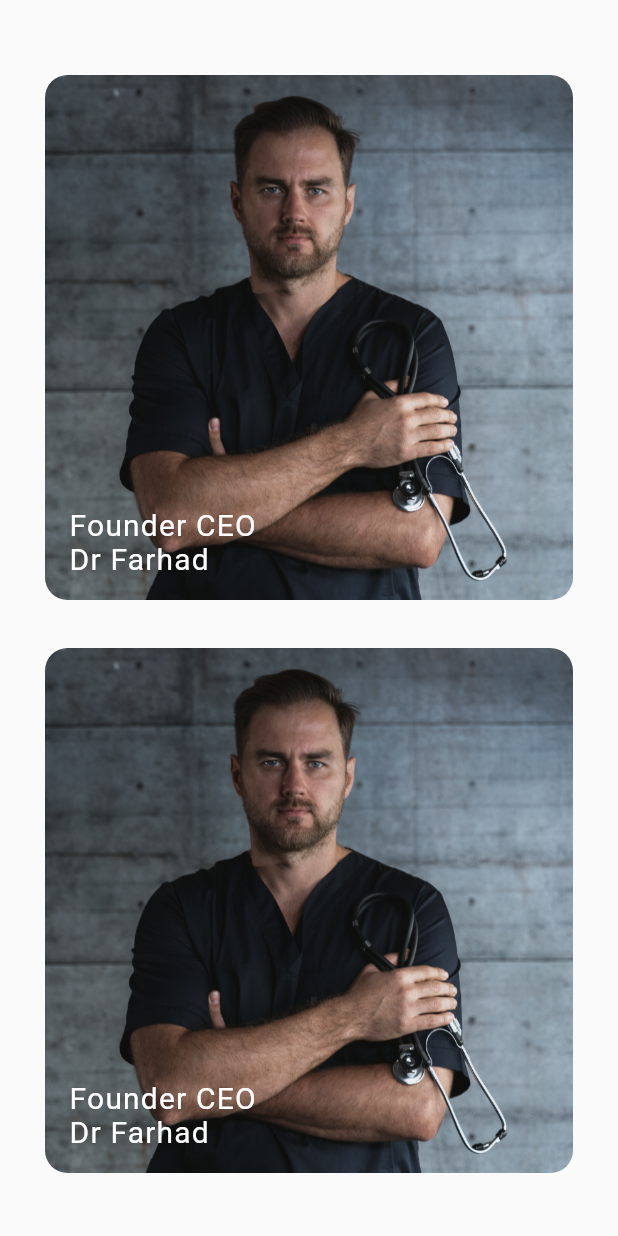
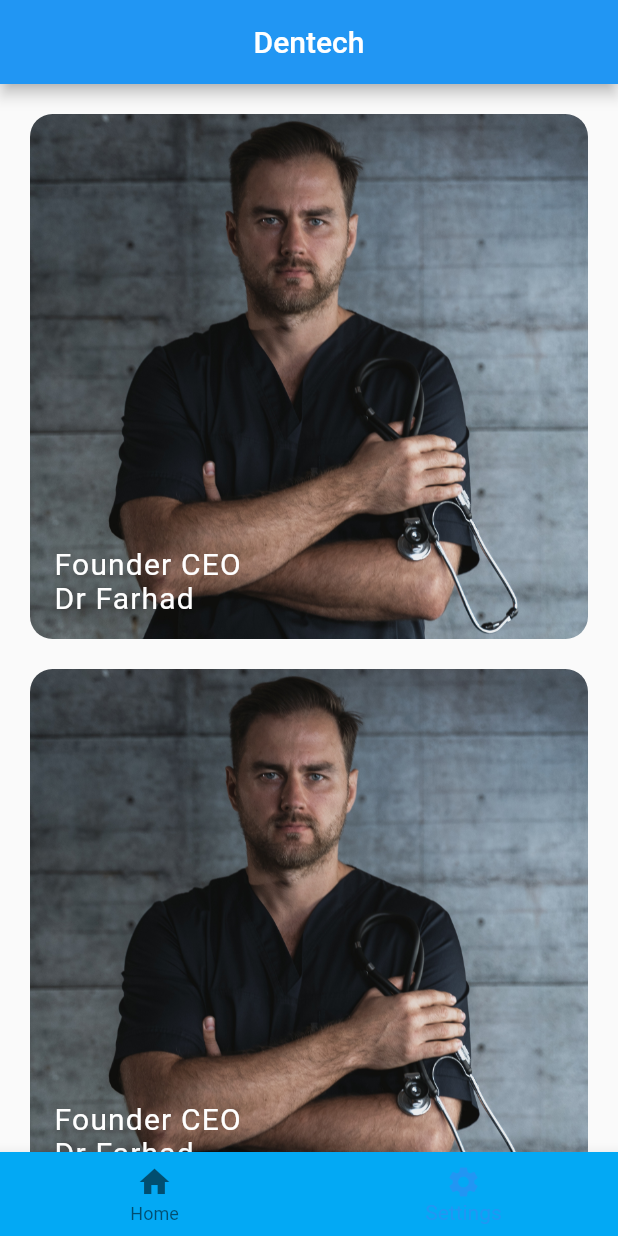
Before and after one commit to Zhasurbek/dentech, a Flutter app: the screen it shows after launch, on a phone screen of 412 x 824 dp. Run offline on Flutter 3.47's test engine with Material 2 defaults, Android fonts, the phone set to English and light mode, and no system bars.

Commit message:
Created App bar and Bottom Navigation bar

```diff
--- a/lib/main.dart
+++ b/lib/main.dart
@@ -1,6 +1,5 @@
 import 'package:flutter/material.dart';
 import 'package:dentech/screens/dentech_home.dart';
-
 
 void main() => runApp(const DentechApp());
 
@@ -12,6 +11,7 @@ class DentechApp extends StatelessWidget {
     const String appName = 'Dentech';
     return const MaterialApp(
       title: appName,
+      debugShowCheckedModeBanner: false,
       home: DentechHome(),
     );
   }
--- a/lib/screens/dentech_home.dart
+++ b/lib/screens/dentech_home.dart
@@ -1,8 +1,6 @@
+import 'package:dentech/widgets/nav_bar.dart';
 import 'package:dentech/widgets/phicisian_profile.dart';
 import 'package:flutter/material.dart';
-import 'package:flutter/rendering.dart';
-import 'package:flutter/src/foundation/key.dart';
-import 'package:flutter/src/widgets/framework.dart';
 
 class DentechHome extends StatelessWidget {
   const DentechHome({Key? key}) : super(key: key);
@@ -10,15 +8,20 @@ class DentechHome extends StatelessWidget {
   @override
   Widget build(BuildContext context) {
     return Scaffold(
+      appBar: AppBar(
+        title: const Text('Dentech'),
+        centerTitle: true,
+      ),
       body: Padding(
-        padding: const EdgeInsets.all(30),
-        child: Column(
+        padding: const EdgeInsets.symmetric(horizontal: 20),
+        child: ListView(
           children: [
             PhicisianProfile(key: key),
             PhicisianProfile(key: key),
           ],
         ),
       ),
+      bottomNavigationBar: NavBar(key: key),
     );
   }
 }
--- /dev/null
+++ b/lib/widgets/nav_bar.dart
@@ -0,0 +1,33 @@
+import 'package:flutter/material.dart';
+
+class NavBar extends StatefulWidget {
+  const NavBar({Key? key}) : super(key: key);
+
+  @override
+  State<NavBar> createState() => _NavBarState();
+}
+
+class _NavBarState extends State<NavBar> {
+  @override
+  Widget build(BuildContext context) {
+    int selectedIndex = 1;
+
+    void _onItemTapped(int index) {
+      setState(() {
+        selectedIndex = index;
+      });
+    }
+
+    return BottomNavigationBar(
+      backgroundColor: Colors.lightBlue,
+      // unselectedItemColor: Colors.white,
+      // selectedItemColor: Colors.black,
+      currentIndex: selectedIndex,
+      onTap: _onItemTapped,
+      items: const <BottomNavigationBarItem>[
+        BottomNavigationBarItem(icon: Icon(Icons.home), label: 'Home'),
+        BottomNavigationBarItem(icon: Icon(Icons.settings), label: 'Settings'),
+      ],
+    );
+  }
+}
```
